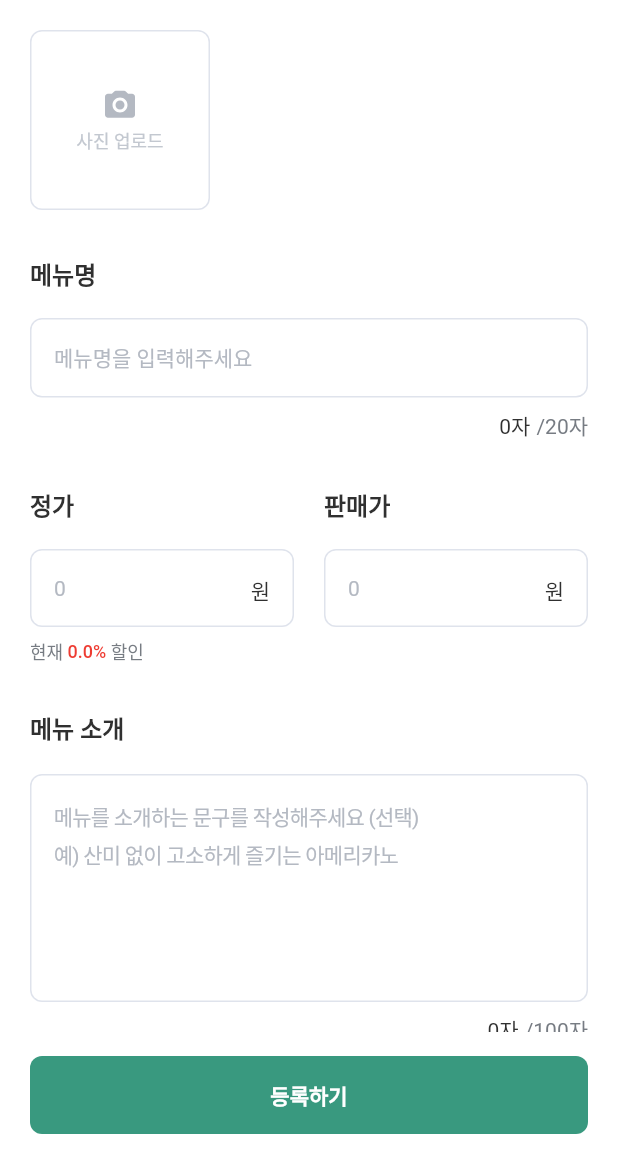
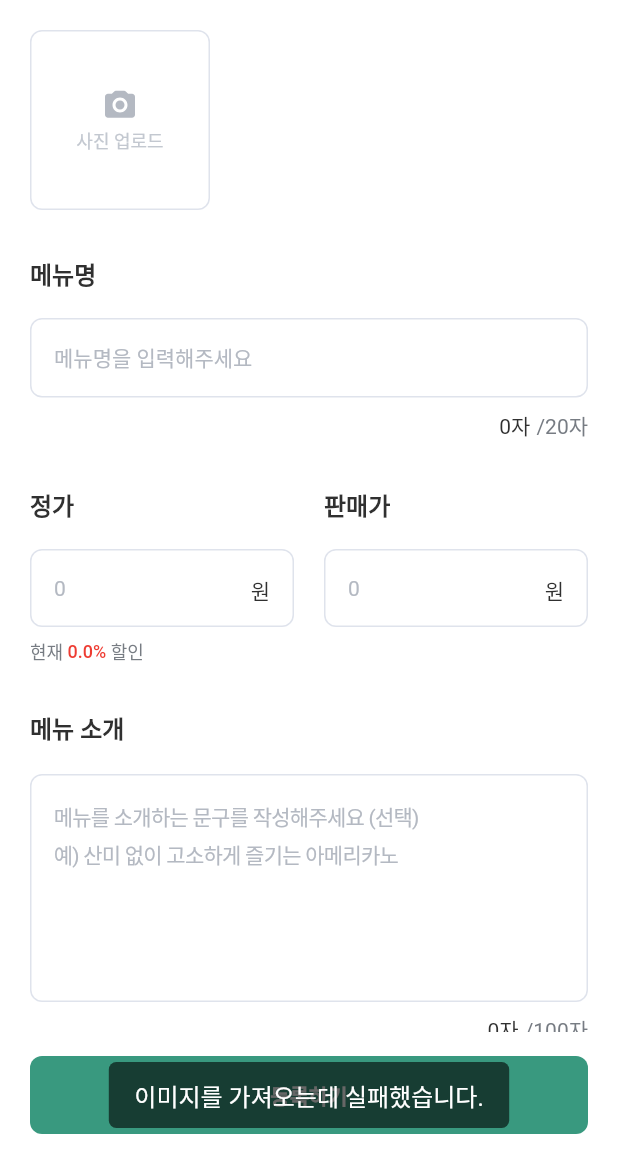
Before and after one commit to money-poly/kwangsaeng_seller, a Flutter app: the MenuUpdateView screen opened directly, after a tap on "사진 업로드", on a phone screen of 412 x 824 dp, the part 78-1236 px from its top. Run offline on Flutter 3.47's test engine with Material 2 defaults, Android fonts, the phone set to English and light mode, and no system bars; drawn by our look-alikes of flutter_styled_toast; our stand-ins replace dio, equatable, extended_image, firebase_auth, firebase_core, flutter_dotenv and 7 more; missing offline and left inert: remedi_kopo; accounts and stored records are empty; generated files the repository leaves out were written again; Roboto replaces fonts that are missing (Pretendard).

Commit message:
feat: 메뉴 이미지 업로드 기능

```diff
--- a/lib/screens/menu/menu_update_view.dart
+++ b/lib/screens/menu/menu_update_view.dart
@@ -62,13 +62,20 @@ class MenuUpdateView extends StatelessWidget {
                           child: Stack(
                             children: [
                               GestureDetector(
-                                  onTap: () {},
-                                  child:
-                                      ImgUploadCard(imgUrl: viewModel.imgUrl)),
+                                  onTap: () async {
+                                    await viewModel.uploadImg();
+                                  },
+                                  child: ImgUploadCard(
+                                      imgUrl: viewModel.imgUrl,
+                                      imgType: viewModel.imgType)),
                               if (viewModel.imgUrl != null)
                                 Positioned(
                                   top: 0,
                                   right: 0,
+                                  child: GestureDetector(
+                                    onTap: () {
+                                      viewModel.updateImgUrl(null);
+                                    },
                                     child: Container(
                                       width: 24,
                                       height: 24,
@@ -76,11 +83,12 @@ class MenuUpdateView extends StatelessWidget {
                                       decoration: BoxDecoration(
                                         color: KwangColor.grey100,
                                         shape: BoxShape.circle,
-                                      border:
-                                          Border.all(color: KwangColor.grey500),
+                                        border: Border.all(
+                                            color: KwangColor.grey500),
                                       ),
                                       child: SvgPicture.asset(
                                           "assets/icons/ic_16_close.svg"),
+                                    ),
                                   ),
                                 )
                             ],
--- a/lib/screens/menu/menu_update_view_model.dart
+++ b/lib/screens/menu/menu_update_view_model.dart
@@ -1,5 +1,6 @@
 import 'package:flutter/material.dart';
 import 'package:flutter_styled_toast/flutter_styled_toast.dart';
+import 'package:image_picker/image_picker.dart';
 import 'package:kwangsaeng_seller/models/menu.dart';
 import 'package:kwangsaeng_seller/models/origin.dart';
 import 'package:kwangsaeng_seller/services/menu_service.dart';
@@ -12,6 +13,8 @@ enum MenuUpdateViewType {
   const MenuUpdateViewType(this.str);
   final String str;
 }
+
+enum ImgType { empty, file, url }
 
 class MenuUpdateViewModel with ChangeNotifier {
   final MenuService _service = MenuService();
@@ -33,7 +36,8 @@ class MenuUpdateViewModel with ChangeNotifier {
       TextEditingController();
   final TextEditingController _descriptionController = TextEditingController();
   /* 기타 입력 값 */
-  String? _imgUrl;
+  dynamic _imgUrl;
+  ImgType _imgType = ImgType.empty;
   final List<Tuple2<TextEditingController, TextEditingController>> _origins = [
     Tuple2(TextEditingController(), TextEditingController())
   ];
@@ -49,7 +53,8 @@ class MenuUpdateViewModel with ChangeNotifier {
   TextEditingController get regularPriceController => _regularPriceController;
   TextEditingController get discountPriceController => _discountPriceController;
   TextEditingController get descriptionController => _descriptionController;
-  String? get imgUrl => _imgUrl;
+  dynamic get imgUrl => _imgUrl;
+  ImgType get imgType => _imgType;
   List<Tuple2<TextEditingController, TextEditingController>> get origins =>
       _origins;
   double get discountRate => _discountRate;
@@ -88,6 +93,7 @@ class MenuUpdateViewModel with ChangeNotifier {
   void initMenu(int menuId) async {
     changeIsLoading(true);
     _initialMenu = await _service.getMenuDetail(menuId);
+    initImg();
     _nameController.text = _initialMenu!.name;
     _regularPriceController.text = _initialMenu!.regularPrice.toString();
     _discountPriceController.text = _initialMenu!.discountPrice.toString();
@@ -111,6 +117,15 @@ class MenuUpdateViewModel with ChangeNotifier {
     // setDiscountRate();
     changeIsLoading(false);
     notifyListeners();
+  }
+
+  void initImg() {
+    if (_initialMenu!.menuPictureUrl != null) {
+      _imgType = ImgType.url;
+      _imgUrl = _initialMenu!.menuPictureUrl;
+    } else {
+      _imgType = ImgType.empty;
+    }
   }
 
   void setDiscountRate() {
@@ -148,7 +163,30 @@ class MenuUpdateViewModel with ChangeNotifier {
     notifyListeners();
   }
 
-  void pickImage() {}
+  Future<void> uploadImg() async {
+    final picker = ImagePicker();
+    final pickedImg = await picker.pickImage(source: ImageSource.gallery);
+    try {
+      if (pickedImg != null) {
+        updateImgUrl(pickedImg.path, imgType: ImgType.file);
+      } else {
+        showToast("이미지를 가져오는데 실패했습니다.");
+      }
+    } catch (e) {
+      throw Exception("이미지를 가져오는데 실패했습니다.");
+    }
+    notifyListeners();
+  }
+
+  void updateImgUrl(dynamic imgUrl, {ImgType imgType = ImgType.url}) {
+    if (imgUrl == null) {
+      _imgType = ImgType.empty;
+    } else {
+      _imgType = imgType;
+    }
+    _imgUrl = imgUrl;
+    notifyListeners();
+  }
 
   /* 유효성 검사 */
   bool checkAreAllValid() {
@@ -208,6 +246,13 @@ class MenuUpdateViewModel with ChangeNotifier {
   /* 메뉴 등록 및 수정 */
   Future<bool> register() async {
     changeIsLoading(true);
+
+    if (imgUrl != null) {
+      updateImgUrl(await _service.uploadMenuImg(imgUrl), imgType: ImgType.url);
+    } else {
+      showToast("이미지 업로드에 실패했습니다.");
+    }
+
     if (await _service.registerMenu(
         _nameController.text,
         _descriptionController.text,
@@ -230,6 +275,15 @@ class MenuUpdateViewModel with ChangeNotifier {
 
   Future<bool> modify() async {
     changeIsLoading(true);
+    if (imgType == ImgType.file) {
+      try {
+        updateImgUrl(await _service.uploadMenuImg(imgUrl),
+            imgType: ImgType.url);
+      } catch (e) {
+        showToast("이미지 업로드에 실패했습니다.");
+      }
+    }
+
     if (await _service.modifyMenu(
         _initialMenuId!,
         _nameController.text,
@@ -240,7 +294,8 @@ class MenuUpdateViewModel with ChangeNotifier {
         origins
             .where((e) => e.item1.text.isNotEmpty && e.item2.text.isNotEmpty)
             .map((e) => Origin(ingredient: e.item1.text, country: e.item2.text))
-            .toList())) {
+            .toList(),
+        imgUrl)) {
       showToast("메뉴를 수정했습니다.");
       changeIsLoading(false);
       return true;
--- a/lib/widgets/img_upload_card.dart
+++ b/lib/widgets/img_upload_card.dart
@@ -1,17 +1,46 @@
+import 'dart:io';
 import 'package:extended_image/extended_image.dart';
 import 'package:flutter/material.dart';
 import 'package:flutter_svg/flutter_svg.dart';
+import 'package:kwangsaeng_seller/screens/menu/menu_update_view_model.dart';
 import 'package:kwangsaeng_seller/styles/color.dart';
 import 'package:kwangsaeng_seller/styles/txt.dart';
 
 class ImgUploadCard extends StatelessWidget {
-  const ImgUploadCard({super.key, required this.imgUrl});
+  const ImgUploadCard({super.key, required this.imgUrl, required this.imgType});
 
-  final String? imgUrl;
+  final dynamic imgUrl;
+  final ImgType imgType;
   @override
   Widget build(BuildContext context) {
-    switch (imgUrl) {
-      case null:
+    switch (imgType) {
+      case ImgType.url:
+        return Padding(
+          padding: const EdgeInsets.only(top: 8, right: 8),
+          child: SizedBox(
+            height: 120,
+            width: 120,
+            child: ClipRRect(
+                borderRadius: BorderRadius.circular(8),
+                child: ExtendedImage.network(
+                  imgUrl!,
+                  fit: BoxFit.cover,
+                )),
+          ),
+        );
+      case ImgType.file:
+        return Padding(
+          padding: const EdgeInsets.only(top: 8, right: 8),
+          child: SizedBox(
+            height: 120,
+            width: 120,
+            child: ClipRRect(
+              borderRadius: BorderRadius.circular(8),
+              child: Image.file(File(imgUrl), fit: BoxFit.cover),
+            ),
+          ),
+        );
+      default:
         return Container(
           margin: const EdgeInsets.only(top: 8, right: 8),
           height: 120,
@@ -39,21 +68,6 @@ class ImgUploadCard extends StatelessWidget {
             ],
           ),
         );
-      default:
-        return Padding(
-          padding: const EdgeInsets.only(top: 8),
-          child: SizedBox(
-            height: 120,
-            width: 120,
-            child: ClipRRect(
-              borderRadius: BorderRadius.circular(8),
-              child: ExtendedImage.network(
-                imgUrl!,
-                fit: BoxFit.cover,
-              ),
-            ),
-          ),
-        );
     }
   }
 }
```
Also changed, not shown: lib/screens/register/register_view_model.dart (+121 -5 lines), lib/screens/store/store_modify_view.dart (+145 -139 lines), lib/services/menu_service.dart (+33 -5 lines). Lines whose indentation alone changed are shown as unchanged.
